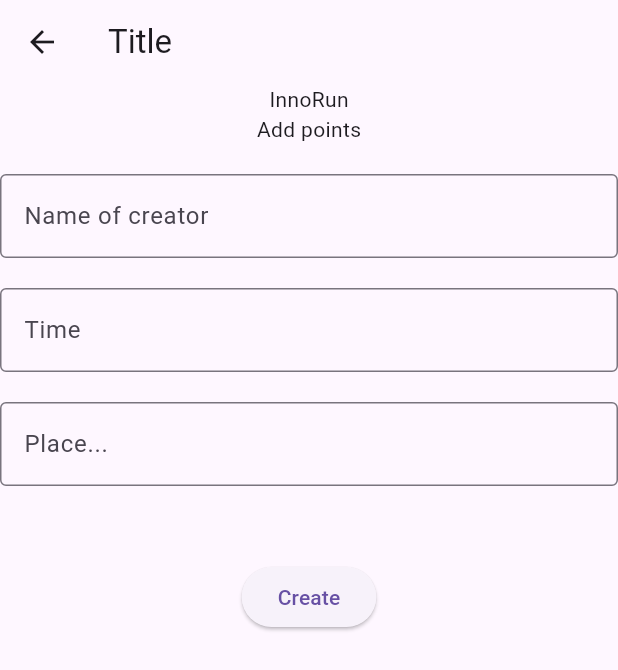
After one commit to InnoRunProject/InnoRun, a Flutter app: the AddSessionPage screen opened directly, on a phone screen of 412 x 824 dp. The commit adds this screen. Shown: the top 670 px of the screen. Run offline on Flutter 3.47's test engine with Material 3 defaults, Android fonts, the phone set to English and light mode, and no system bars.

Commit message:
made add_session_page and provider for sessions

```diff
--- /dev/null
+++ b/application/lib/data/provider.dart
@@ -0,0 +1,17 @@
+import 'package:flutter/material.dart';
+
+class CreatedSessions extends ChangeNotifier {
+  List<Session> _sessions = [];
+  List<Session> get sessions => _sessions;
+  void addSession(String name, String time, String place) {
+    _sessions.insert(0, Session(name: name, time: time, place: place));
+    notifyListeners();
+  }
+}
+
+class Session {
+  final String name;
+  final String time;
+  final String place;
+  Session({required this.name, required this.time, required this.place});
+}
--- a/application/lib/main.dart
+++ b/application/lib/main.dart
@@ -1,12 +1,20 @@
 import 'package:flutter/material.dart';
 import 'package:provider/provider.dart';
 import 'package:innorun/data/theme.dart';
+import 'package:innorun/data/provider.dart';
 import 'package:innorun/pages/main_page.dart';
 
 void main() {
   runApp(
-    ChangeNotifierProvider(
-      create: (_) => ThemeNotifier(ThemeData.light()),
+    MultiProvider(
+      providers: [
+        ChangeNotifierProvider(
+          create: (_) => CreatedSessions(),
+        ),
+        ChangeNotifierProvider(
+          create: (_) => ThemeNotifier(ThemeData.light()),
+        ),
+      ],
       child: const InnoRun(),
     )
   );
--- /dev/null
+++ b/application/lib/pages/add_session_page.dart
@@ -0,0 +1,70 @@
+import 'package:flutter/material.dart';
+import 'package:provider/provider.dart';
+import 'package:innorun/data/provider.dart';
+
+class AddSessionPage extends StatefulWidget {
+  const AddSessionPage({super.key});
+
+  @override
+  State<AddSessionPage> createState() => AddSessionPageState();
+}
+
+class AddSessionPageState extends State<AddSessionPage> {
+  final nameController = TextEditingController();
+  final timeController = TextEditingController();
+  final placeController = TextEditingController();
+
+  @override
+  Widget build(BuildContext context) {
+    return Scaffold(
+      appBar: AppBar(
+        title: const Text('Title'),
+      ),
+      body: Center(
+        child: Form(
+          child: Column(
+            children: <Widget> [
+              const Text('InnoRun'),
+              const Text('Add points'),
+              const SizedBox(height: 20.0,),
+              TextField(
+                controller: nameController,
+                decoration: const InputDecoration(
+                  border: OutlineInputBorder(),
+                  labelText: 'Name of creator',
+                ),
+              ),
+              const SizedBox(height: 20.0,),
+              TextField(
+                controller: timeController,
+                decoration: const InputDecoration(
+                  border: OutlineInputBorder(),
+                  labelText: 'Time',
+                ),
+              ),
+              const SizedBox(height: 20.0,),
+              TextField(
+                controller: placeController,
+                decoration: const InputDecoration(
+                  border: OutlineInputBorder(),
+                  labelText: 'Place...',
+                ),
+              ),
+              const SizedBox(height: 50.0,),
+              ElevatedButton(
+                onPressed: () {
+                  String name = nameController.text;
+                  String time = timeController.text;
+                  String place = placeController.text;
+                  Provider.of<CreatedSessions>(context, listen: false).addSession(name, time, place);
+                  Navigator.pop(context);
+                },
+                child: const Text('Create')
+              ),
+            ],
+          )
+        ),
+      ),
+    );
+  }
+}
```
